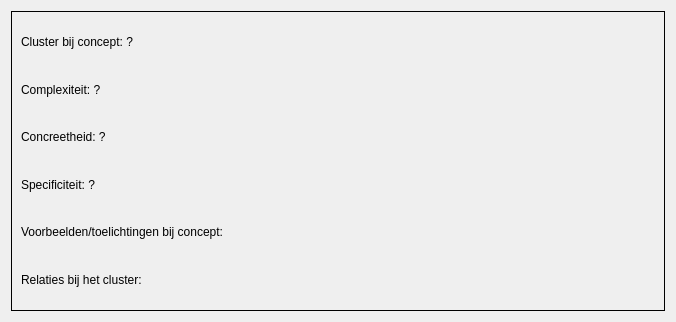
Qt form qtconceptmapratedconceptdialog.ui (richelbilderbeek/QtConceptMap) before a commit.
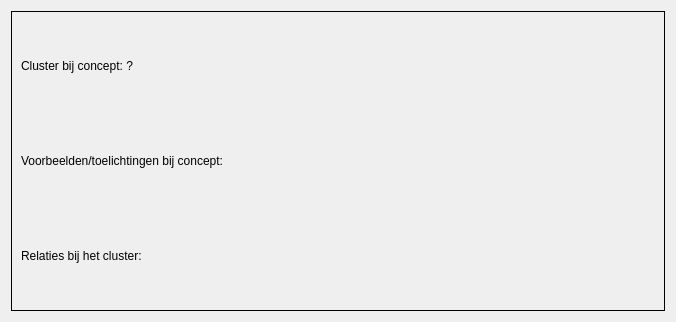
The same form after that commit.

Commit message: Remove duplication mention of XSC, add tooltip, fix https://github.com/richelbilderbeek/Brainweaver/issues/168

```diff
--- a/qtconceptmapratedconceptdialog.ui
+++ b/qtconceptmapratedconceptdialog.ui
@@ -39,27 +39,6 @@
         </property>
        </widget>
       </item>
-      <item>
-       <widget class="QLabel" name="label_complexity">
-        <property name="text">
-         <string>Complexiteit: ?</string>
-        </property>
-       </widget>
-      </item>
-      <item>
-       <widget class="QLabel" name="label_concreteness">
-        <property name="text">
-         <string>Concreetheid: ?</string>
-        </property>
-       </widget>
-      </item>
-      <item>
-       <widget class="QLabel" name="label_specificity">
-        <property name="text">
-         <string>Specificiteit: ?</string>
-        </property>
-       </widget>
-      </item>
       <item>
        <widget class="QLabel" name="label_concept_examples">
         <property name="text">
```
The commit also changes 1 other file.
